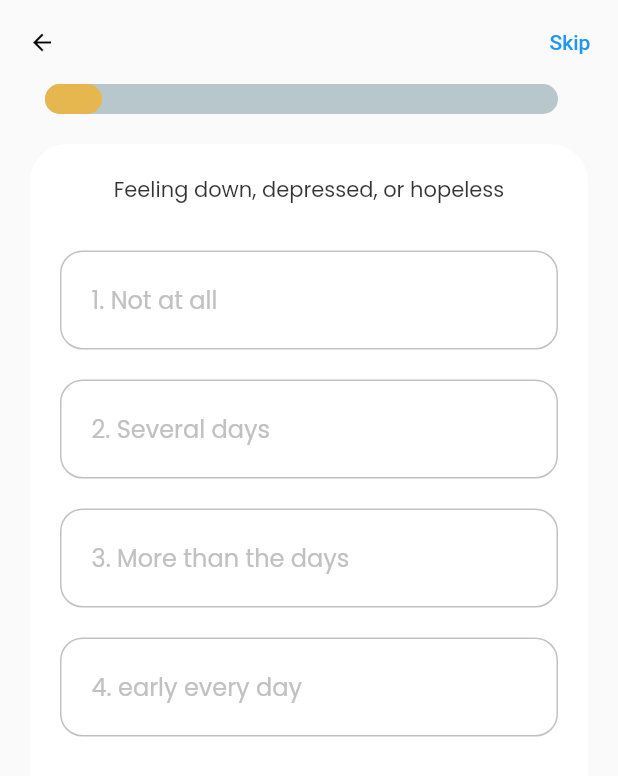
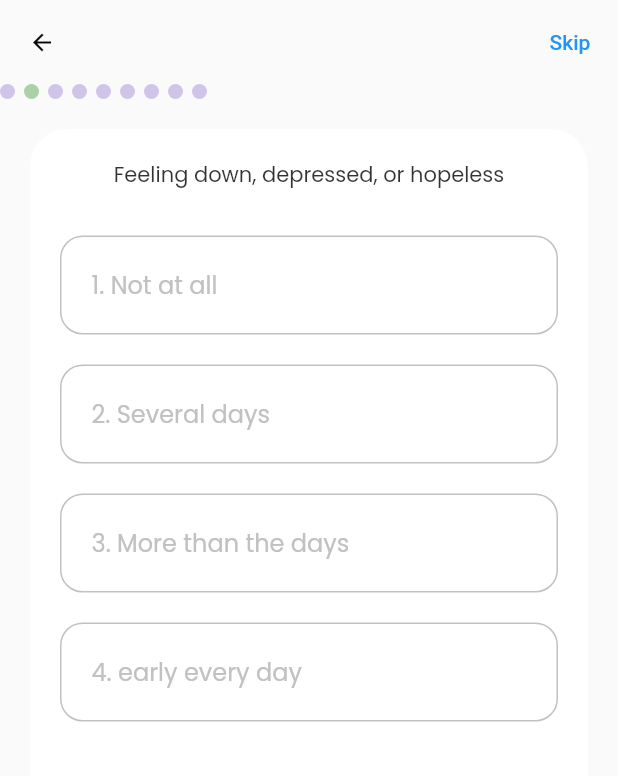
Before and after one commit to noorbot0/noorbot-full-stack, a Flutter app: the BdiScreen screen opened directly, after a tap on "Skip", on a phone screen of 412 x 824 dp. Shown: the top 776 px of the screen. Run offline on Flutter 3.47's test engine with Material 2 defaults, Android fonts, the phone set to English and light mode, and no system bars; drawn by our look-alikes of overlay_support, percent_indicator, smooth_page_indicator; our stand-ins replace bubble, cloud_firestore, firebase_auth, firebase_core, firebase_messaging, firebase_storage and 9 more; missing offline and left inert: chat_gpt_sdk; accounts and stored records are empty; project files that could hold a hidden picture were left out.

Commit message:
edit progress

```diff
--- a/lib/src/features/bdi_test/controllers/question_controller.dart
+++ b/lib/src/features/bdi_test/controllers/question_controller.dart
@@ -61,7 +61,6 @@ class QuestionController extends GetxController {
     _selectedAns = selectedIndex;
 
     _score.value = _score.value + _selectedAns;
-    print(_selectedAns);
     print(_score.value);
     update();
 
@@ -78,14 +77,14 @@ class QuestionController extends GetxController {
           duration: const Duration(milliseconds: 100), curve: Curves.ease);
     } else {
       // Get package provide us simple way to naviigate another page
-
+      storeBdiResult();
       Get.to(Dashboard());
-      storeBdiResult();
     }
   }
 
-  void updateTheQnNum(int index) {
+  int updateTheQnNum(int index) {
     _questionNumber.value = index + 1;
+    return _questionNumber.value;
   }
 
   void storeBdiResult() {
@@ -98,5 +97,7 @@ class QuestionController extends GetxController {
       testScore: _score.value,
     );
     controller.updateRecord(userData);
+    _score.value = 0;
+    _questionNumber.value = 0;
   }
 }
--- a/lib/src/features/bdi_test/screens/bdi_screen.dart
+++ b/lib/src/features/bdi_test/screens/bdi_screen.dart
@@ -7,7 +7,7 @@ import 'components/body.dart';
 class BdiScreen extends StatelessWidget {
   @override
   Widget build(BuildContext context) {
-    QuestionController _controller = Get.put(QuestionController());
+    QuestionController controller = Get.put(QuestionController());
     return Scaffold(
       extendBodyBehindAppBar: true,
       appBar: AppBar(
@@ -16,7 +16,7 @@ class BdiScreen extends StatelessWidget {
         elevation: 0,
         actions: [
           TextButton(
-              onPressed: _controller.nextQuestion, child: const Text("Skip")),
+              onPressed: controller.nextQuestion, child: const Text("Skip")),
         ],
       ),
       body: const Body(),
--- a/lib/src/features/bdi_test/screens/components/body.dart
+++ b/lib/src/features/bdi_test/screens/components/body.dart
@@ -3,14 +3,20 @@ import 'package:get/get.dart';
 import 'package:noorbot_app/src/constants/colors.dart';
 import 'package:noorbot_app/src/features/bdi_test/controllers/question_controller.dart';
 import 'package:percent_indicator/percent_indicator.dart';
+import 'package:smooth_page_indicator/smooth_page_indicator.dart';
 
 import 'question_card.dart';
 
-class Body extends StatelessWidget {
+class Body extends StatefulWidget {
   const Body({
     Key? key,
   }) : super(key: key);
+  @override
+  State<StatefulWidget> createState() => _BodyState();
+}
 
+class _BodyState extends State<Body> {
+  int _processValue = 0;
   @override
   Widget build(BuildContext context) {
     // So that we have acccess our controller
@@ -21,19 +27,22 @@ class Body extends StatelessWidget {
           child: Column(
             crossAxisAlignment: CrossAxisAlignment.start,
             children: [
-              Padding(
-                padding:
-                    const EdgeInsets.symmetric(horizontal: kDefaultPadding),
-                child: LinearPercentIndicator(
-                  width: MediaQuery.of(context).size.width - 50,
-                  animation: true,
-                  lineHeight: 20.0,
-                  animationDuration: 500,
-                  percent: (questionController.questionNumber.value * 1.0) /
-                      questionController.questions.length,
-                  // ignore: deprecated_member_use
-                  linearStrokeCap: LinearStrokeCap.roundAll,
-                  progressColor: tPrimaryColor,
+              // Padding(
+              //   padding:
+              //       const EdgeInsets.symmetric(horizontal: kDefaultPadding),
+              //   child:
+              // ),
+              SmoothPageIndicator(
+                controller: questionController.pageController,
+                count: questionController.questions.length,
+                effect: JumpingDotEffect(
+                  activeDotColor: tmainGreenColor,
+                  dotColor: Colors.deepPurple.shade100,
+                  dotHeight: 10,
+                  dotWidth: 10,
+                  spacing: 6,
+                  verticalOffset: 50,
+                  jumpScale: 1,
                 ),
               ),
               const SizedBox(height: kDefaultPadding),
@@ -42,7 +51,12 @@ class Body extends StatelessWidget {
                   // Block swipe to next qn
                   physics: const NeverScrollableScrollPhysics(),
                   controller: questionController.pageController,
-                  onPageChanged: questionController.updateTheQnNum,
+                  onPageChanged: (int x) {
+                    setState(() {
+                      _processValue = questionController.updateTheQnNum(
+                          questionController.questionNumber.value);
+                    });
+                  },
                   itemCount: questionController.questions.length,
                   itemBuilder: (context, index) => QuestionCard(
                       question: questionController.questions[index]),
--- a/lib/src/features/core/controllers/profile_controller.dart
+++ b/lib/src/features/core/controllers/profile_controller.dart
@@ -16,14 +16,16 @@ class ProfileController extends GetxController {
       final currentUserEmail = _authRepo.getUserEmail;
       if (currentUserEmail.isEmpty) {
         Get.snackbar("Error", "No user found!",
-            snackPosition: SnackPosition.BOTTOM, duration: const Duration(seconds: 3));
+            snackPosition: SnackPosition.BOTTOM,
+            duration: const Duration(seconds: 3));
         return;
       } else {
         return _userRepo.getUserDetails(currentUserEmail);
       }
     } catch (e) {
       Get.snackbar("Error", e.toString(),
-          snackPosition: SnackPosition.BOTTOM, duration: const Duration(seconds: 3));
+          snackPosition: SnackPosition.BOTTOM,
+          duration: const Duration(seconds: 3));
     }
   }
 
@@ -34,6 +36,7 @@ class ProfileController extends GetxController {
   updateRecord(UserModel user) async {
     await _userRepo.updateUserRecord(user);
     //Show some message or redirect to other screen here...
+    Get.snackbar("Updated", "User has been updated.");
   }
 
   Future<void> deleteUser() async {
--- a/lib/src/features/core/screens/profile/profile_screen.dart
+++ b/lib/src/features/core/screens/profile/profile_screen.dart
@@ -4,6 +4,7 @@ import 'package:line_awesome_flutter/line_awesome_flutter.dart';
 import 'package:noorbot_app/src/constants/sizes.dart';
 import 'package:noorbot_app/src/constants/text_strings.dart';
 import 'package:noorbot_app/src/features/bdi_test/screens/bdi_test.dart';
+import 'package:noorbot_app/src/features/core/screens/dashboard/dashboard.dart';
 import 'package:noorbot_app/src/features/core/screens/profile/update_profile_screen.dart';
 import 'package:noorbot_app/src/features/core/screens/profile/widgets/image_with_icon.dart';
 import 'package:noorbot_app/src/features/core/screens/profile/widgets/profile_menu.dart';
@@ -22,7 +23,7 @@ class ProfileScreen extends StatelessWidget {
     return Scaffold(
       appBar: AppBar(
         leading: IconButton(
-            onPressed: () => Get.back(),
+            onPressed: () => Get.to(Dashboard()),
             icon: const Icon(LineAwesomeIcons.angle_left)),
         title:
             Text(tProfile, style: Theme.of(context).textTheme.headlineMedium),
```
Also changed, not shown: pubspec.lock.
